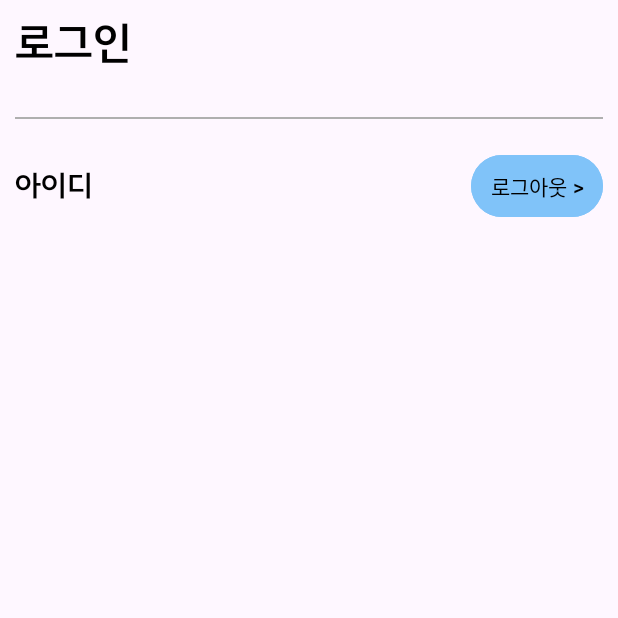
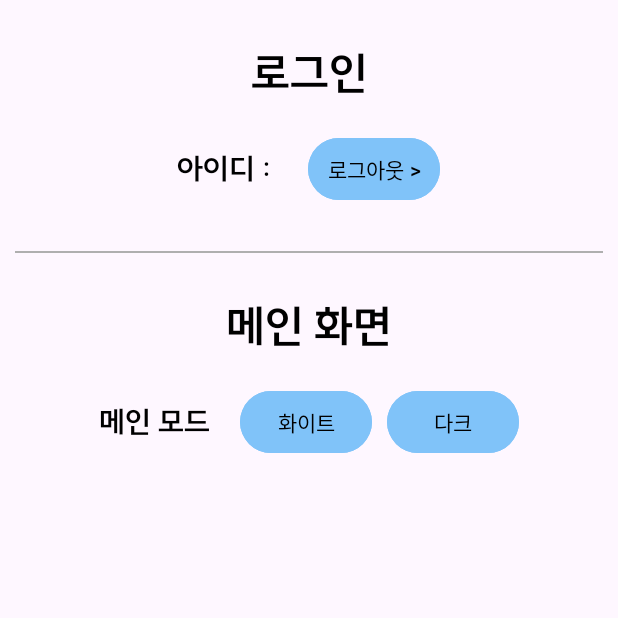
Before and after one commit to woodonghyeon/BooksCovery, an Android app: the fragment FragmentSetting shown on its own in the app's theme, on a phone screen of 412 x 824 dp, the top half of it. Run offline under Robolectric (Android 15) with nearby library versions, the phone set to English and light mode, and no system bars.

Commit message:
UPDATE : 설정 창 로그인 / 테마 화이트모드 / 다크모드

```diff
--- a/app/src/main/java/com/example/androidteamproject/Home/HomeActivity.java
+++ b/app/src/main/java/com/example/androidteamproject/Home/HomeActivity.java
@@ -12,14 +12,20 @@ import androidx.fragment.app.FragmentTransaction;
 import com.example.androidteamproject.R;
 import com.example.androidteamproject.Search.FragmentSearch;
 import com.example.androidteamproject.Setting.FragmentSetting;
+import com.example.androidteamproject.ThemeUtil;
 import com.google.android.material.bottomnavigation.BottomNavigationView;
 public class HomeActivity extends AppCompatActivity {
     private LinearLayout ly_home;
     private BottomNavigationView bottomNavigationView;
+    String themeColor;
 
     protected void onCreate(Bundle savedInstanceState) {
         super.onCreate(savedInstanceState);
         setContentView(R.layout.activity_home);
+
+        themeColor = ThemeUtil.modLoad(getApplicationContext());
+        ThemeUtil.applyTheme(themeColor);
+
         ly_home = findViewById(R.id.ly_home);
         bottomNavigationView = findViewById(R.id.bottomNavigationView);
         // 초기 홈 프래그먼트 설정
--- a/app/src/main/java/com/example/androidteamproject/Setting/FragmentSetting.java
+++ b/app/src/main/java/com/example/androidteamproject/Setting/FragmentSetting.java
@@ -13,15 +13,17 @@ import android.widget.Button;
 import android.widget.TextView;
 
 import com.example.androidteamproject.R;
+import com.example.androidteamproject.ThemeUtil;
+
 public class FragmentSetting extends Fragment {
     private static final String ARG_PARAM1 = "param1";
     private static final String ARG_PARAM2 = "param2";
     private String mParam1;
     private String mParam2;
     private TextView tv_userid;
-    private Button bt_logout;
+    private Button bt_logout, bt_white, bt_dark;
+    String themeColor;
     public FragmentSetting() {
-        // Required empty public constructor
     }
 
     public static FragmentSetting newInstance(String param1, String param2) {
@@ -51,9 +53,11 @@ public class FragmentSetting extends Fragment {
             SharedPreferences sharedPreferences = context.getSharedPreferences("UserPrefs", Context.MODE_PRIVATE);
             String userid = sharedPreferences.getString("userid", null);
 
-            TextView tv_userid = view.findViewById(R.id.tv_userid);
+            tv_userid = view.findViewById(R.id.tv_userid);
             tv_userid.setText(userid);
             bt_logout = view.findViewById(R.id.bt_logout);
+            bt_white = view.findViewById(R.id.bt_white);
+            bt_dark = view.findViewById(R.id.bt_dark);
 
             // 로그아웃 버튼 클릭시
             bt_logout.setOnClickListener(new View.OnClickListener() {
@@ -62,6 +66,25 @@ public class FragmentSetting extends Fragment {
 
                 }
             });
+
+            // 화이트 테마
+            bt_white.setOnClickListener(new View.OnClickListener() {
+                @Override
+                public void onClick(View view) {
+                    themeColor = ThemeUtil.LIGHT_MODE;
+                    ThemeUtil.applyTheme(themeColor);
+                    ThemeUtil.modSave(getContext().getApplicationContext(), themeColor);
+                }
+            });
+
+            bt_dark.setOnClickListener(new View.OnClickListener() {
+                @Override
+                public void onClick(View view) {
+                    themeColor = ThemeUtil.DARK_MODE;
+                    ThemeUtil.applyTheme(themeColor);
+                    ThemeUtil.modSave(getContext().getApplicationContext(), themeColor);
+                }
+            });
         }
 
         return view;
--- a/app/src/main/res/anim/anime_left_to_right.xml
+++ b/app/src/main/res/anim/anime_left_to_right.xml
@@ -8,7 +8,7 @@
     <!-- android:toXDelta="0%" -->
 
     <!-- 애니메이션 지속 시간: 2초 -->
-    <!-- android:duration="1000" -->
+    <!-- android:duration="2000" -->
 
     <translate
         android:fromXDelta="-100%"
--- a/app/src/main/res/layout/fragment_setting.xml
+++ b/app/src/main/res/layout/fragment_setting.xml
@@ -5,56 +5,44 @@
     android:layout_width="match_parent"
     android:layout_height="match_parent"
     tools:context=".Setting.FragmentSetting"
-    android:orientation="vertical">
+    android:orientation="vertical"
+    android:padding="10dp">
 
     <TextView
-        android:layout_marginTop="10dp"
-        android:layout_marginStart="10dp"
         android:layout_width="match_parent"
         android:layout_height="wrap_content"
+        android:layout_marginTop="20dp"
         android:fontFamily="@font/suitebold"
         android:text="로그인"
         android:textSize="30dp"
         android:textColor="@color/primaryDarkColor"
-        android:gravity="start" />
-
-    <com.google.android.material.divider.MaterialDivider
-        android:layout_width="match_parent"
-        android:layout_height="1dp"
-        android:layout_marginTop="30dp"
-        android:layout_marginStart="10dp"
-        android:layout_marginEnd="10dp"
-        android:layout_marginBottom="10dp"
-        app:dividerColor="@color/gray" />
+        android:gravity="center" />
 
     <LinearLayout
         android:layout_width="match_parent"
         android:layout_height="wrap_content"
         android:orientation="horizontal"
-        android:layout_marginTop="10dp"
-        android:layout_marginStart="10dp"
-        android:layout_marginEnd="10dp"
-        android:gravity="center_vertical">
+        android:layout_marginTop="20dp"
+        android:gravity="center_vertical|center_horizontal">
 
         <TextView
-            android:layout_width="0dp"
+            android:layout_width="wrap_content"
             android:layout_height="wrap_content"
-            android:layout_weight="1"
             android:textSize="20dp"
             android:fontFamily="@font/suitebold"
-            android:text="아이디"
-            android:textColor="@color/primaryDarkColor" />
+            android:text="아이디 : "
+            android:textColor="@color/primaryDarkColor"
+            android:gravity="center" />
 
         <TextView
             android:id="@+id/tv_userid"
-            android:layout_width="0dp"
+            android:layout_width="wrap_content"
             android:layout_height="wrap_content"
-            android:layout_weight="1"
             android:layout_marginStart="10dp"
             android:fontFamily="@font/suitebold"
             android:textSize="20dp"
             android:textColor="@color/primaryDarkColor"
-            android:gravity="start" />
+            android:gravity="center" />
 
         <Button
             android:id="@+id/bt_logout"
@@ -64,7 +52,63 @@
             android:textColor="@color/primaryDarkColor"
             android:backgroundTint="@color/brandcolor5"
             android:padding="10dp"
-            android:layout_gravity="end" />
+            android:layout_marginStart="10dp"
+            android:gravity="center" />
+    </LinearLayout>
+
+    <com.google.android.material.divider.MaterialDivider
+        android:layout_width="match_parent"
+        android:layout_height="1dp"
+        android:layout_marginTop="30dp"
+        android:layout_marginBottom="30dp"
+        app:dividerColor="@color/gray" />
+
+    <TextView
+        android:layout_width="match_parent"
+        android:layout_height="wrap_content"
+        android:fontFamily="@font/suitebold"
+        android:text="메인 화면"
+        android:textSize="30dp"
+        android:textColor="@color/primaryDarkColor"
+        android:gravity="center" />
+
+    <LinearLayout
+        android:layout_width="match_parent"
+        android:layout_height="wrap_content"
+        android:orientation="horizontal"
+        android:layout_marginTop="20dp"
+        android:gravity="center">
+
+        <TextView
+            android:layout_width="wrap_content"
+            android:layout_height="wrap_content"
+            android:textSize="20dp"
+            android:fontFamily="@font/suitebold"
+            android:text="메인 모드"
+            android:textColor="@color/primaryDarkColor"
+            android:layout_marginEnd="20dp"
+            android:gravity="center" />
+
+        <Button
+            android:id="@+id/bt_white"
+            android:layout_width="wrap_content"
+            android:layout_height="wrap_content"
+            android:text="화이트"
+            android:textColor="@color/primaryDarkColor"
+            android:backgroundTint="@color/brandcolor5"
+            android:padding="10dp"
+            android:layout_marginEnd="10dp"
+            android:gravity="center" />
+
+        <Button
+            android:id="@+id/bt_dark"
+            android:layout_width="wrap_content"
+            android:layout_height="wrap_content"
+            android:text="다크"
+            android:textColor="@color/primaryDarkColor"
+            android:backgroundTint="@color/brandcolor5"
+            android:padding="10dp"
+            android:gravity="center" />
     </LinearLayout>
 
 </LinearLayout>
```
